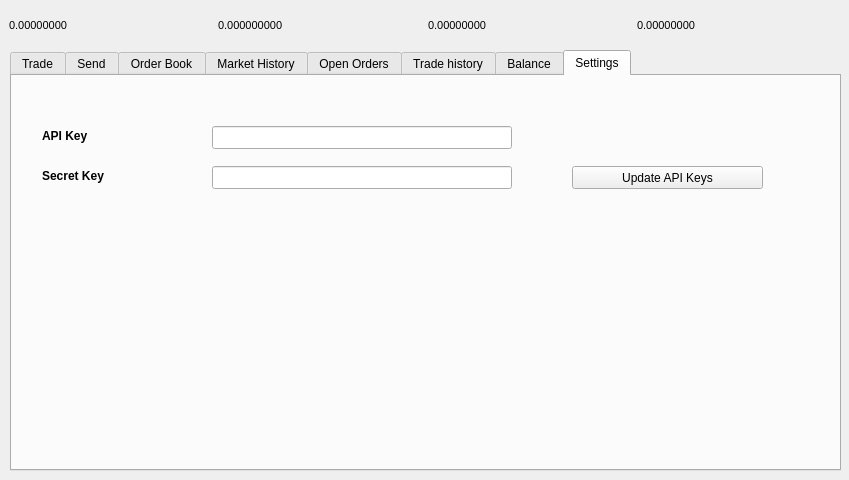
Old version of the form src/qt/forms/tradingdialog.ui in the repository transferdev/Transfercoin.
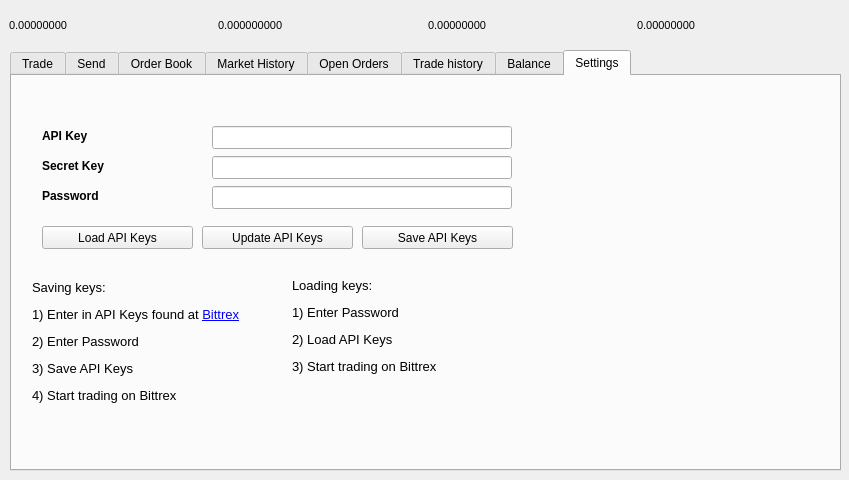
New version of the form. The open tabs and pages were chosen to show the change.

The edit to the form file:
```diff
--- a/src/qt/forms/tradingdialog.ui
+++ b/src/qt/forms/tradingdialog.ui
@@ -4720,7 +4720,7 @@
      <property name="geometry">
       <rect>
        <x>30</x>
-       <y>90</y>
+       <y>80</y>
        <width>71</width>
        <height>20</height>
       </rect>
@@ -4758,7 +4758,7 @@
      <property name="geometry">
       <rect>
        <x>200</x>
-       <y>90</y>
+       <y>80</y>
        <width>300</width>
        <height>23</height>
       </rect>
@@ -4767,9 +4767,9 @@
     <widget class="QPushButton" name="UpdateKeys">
      <property name="geometry">
       <rect>
-       <x>560</x>
-       <y>90</y>
-       <width>191</width>
+       <x>190</x>
+       <y>150</y>
+       <width>151</width>
        <height>23</height>
       </rect>
      </property>
@@ -4777,6 +4777,104 @@
       <string>Update API Keys</string>
      </property>
     </widget>
+    <widget class="QPushButton" name="SaveKeys">
+     <property name="geometry">
+      <rect>
+       <x>350</x>
+       <y>150</y>
+       <width>151</width>
+       <height>23</height>
+      </rect>
+     </property>
+     <property name="text">
+      <string>Save API Keys</string>
+     </property>
+    </widget>
+    <widget class="QPushButton" name="LoadKeys">
+     <property name="geometry">
+      <rect>
+       <x>30</x>
+       <y>150</y>
+       <width>151</width>
+       <height>23</height>
+      </rect>
+     </property>
+     <property name="text">
+      <string>Load API Keys</string>
+     </property>
+    </widget>
+    <widget class="QLabel" name="label232_16">
+     <property name="geometry">
+      <rect>
+       <x>20</x>
+       <y>200</y>
+       <width>231</width>
+       <height>131</height>
+      </rect>
+     </property>
+     <property name="font">
+      <font>
+       <pointsize>10</pointsize>
+       <weight>50</weight>
+       <bold>false</bold>
+      </font>
+     </property>
+     <property name="text">
+      <string>&lt;html&gt;&lt;head/&gt;&lt;body&gt;&lt;p&gt;Saving keys:&lt;/p&gt;&lt;p&gt;1) Enter in API Keys found at &lt;a href=&quot;https://bittrex.com/Account/ManageApiKey&quot;&gt;&lt;span style=&quot; text-decoration: underline; color:#0000ff;&quot;&gt;Bittrex&lt;/span&gt;&lt;/a&gt;&lt;/p&gt;&lt;p&gt;2) Enter Password&lt;/p&gt;&lt;p&gt;3) Save API Keys&lt;/p&gt;&lt;p&gt;4) Start trading on Bittrex&lt;/p&gt;&lt;/body&gt;&lt;/html&gt;</string>
+     </property>
+    </widget>
+    <widget class="QLabel" name="label232_17">
+     <property name="geometry">
+      <rect>
+       <x>280</x>
+       <y>190</y>
+       <width>221</width>
+       <height>121</height>
+      </rect>
+     </property>
+     <property name="font">
+      <font>
+       <pointsize>10</pointsize>
+       <weight>50</weight>
+       <bold>false</bold>
+      </font>
+     </property>
+     <property name="text">
+      <string>&lt;html&gt;&lt;head/&gt;&lt;body&gt;&lt;p&gt;Loading keys:&lt;/p&gt;&lt;p&gt;1) Enter Password&lt;/p&gt;&lt;p&gt;2) Load API Keys&lt;/p&gt;&lt;p&gt;3) Start trading on Bittrex&lt;/p&gt;&lt;/body&gt;&lt;/html&gt;</string>
+     </property>
+    </widget>
+    <widget class="QLabel" name="label_28">
+     <property name="geometry">
+      <rect>
+       <x>30</x>
+       <y>110</y>
+       <width>71</width>
+       <height>20</height>
+      </rect>
+     </property>
+     <property name="font">
+      <font>
+       <weight>75</weight>
+       <bold>true</bold>
+      </font>
+     </property>
+     <property name="text">
+      <string>Password</string>
+     </property>
+    </widget>
+    <widget class="QLineEdit" name="PasswordInput">
+     <property name="geometry">
+      <rect>
+       <x>200</x>
+       <y>110</y>
+       <width>300</width>
+       <height>23</height>
+      </rect>
+     </property>
+     <property name="echoMode">
+      <enum>QLineEdit::Password</enum>
+     </property>
+    </widget>
     <zorder>label</zorder>
     <zorder>ApiKeyInput</zorder>
     <zorder>label_2</zorder>
```
Left out of the diff: 74 changed lines with no effect on the pictures.
